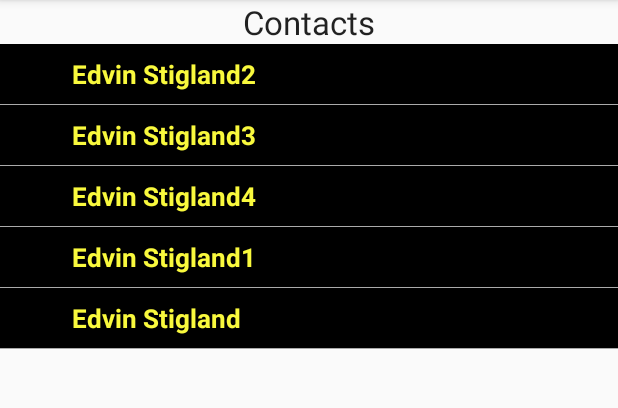
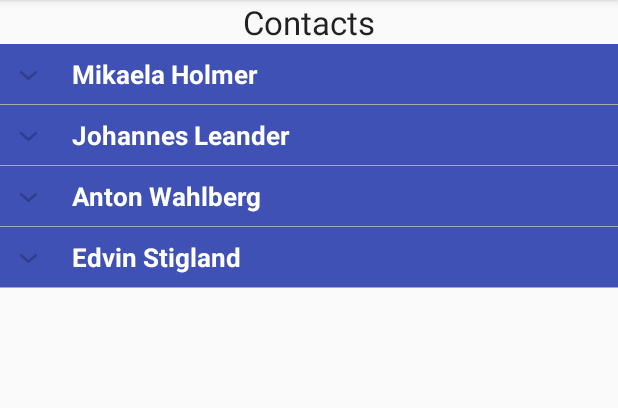
Before and after one commit to Stigland/TIG164-bearded-dragon, an Android app: the ContactsActivity screen opened directly, with no data from a screen before it, on a phone screen of 412 x 824 dp, the part 84-492 px from its top. Run offline under Robolectric (Android 15) with nearby library versions, the phone set to English and light mode, and no system bars.

Commit message:
Hard coded data and colour changes for contact list

```diff
--- a/app/src/main/java/com/example/leand/tig164_beardeddragon/Contacts/ExpandableListDataPump.java
+++ b/app/src/main/java/com/example/leand/tig164_beardeddragon/Contacts/ExpandableListDataPump.java
@@ -31,11 +31,10 @@ public class ExpandableListDataPump {
 
         List <Contact> cl = new ArrayList<Contact>();
 
-        cl.add (new Contact(1234, "Edvin Stigland", "edvin@sitlgnad.se", "edvinstigland", "0730502103"));
-        cl.add (new Contact(1234, "Edvin Stigland1", "edvin@sitlgnad.se", "edvinstigland", "0730502103"));
-        cl.add (new Contact(1234, "Edvin Stigland2", "edvin@sitlgnad.se", "edvinstigland", "0730502103"));
-        cl.add (new Contact(1234, "Edvin Stigland3", "edvin@sitlgnad.se", "edvinstigland", "0730502103"));
-        cl.add (new Contact(1234, "Edvin Stigland4", "edvin@sitlgnad.se", "edvinstigland", "0730502103"));
+        cl.add (new Contact(1234, "Edvin Stigland", "edvin@stigland.se", "edvinstigland", "0730502103"));
+        cl.add (new Contact(1234, "Johannes Leander", "johannes@leander.se", "johannesleander", "0760506067"));
+        cl.add (new Contact(1234, "Anton Wahlberg", "anton@wahlberg.se", "antonwahlberg", "0707564321"));
+        cl.add (new Contact(1234, "Mikaela Holmer", "mikaela@holmer.se", "mikaelaholmer", "0720896745"));
 
         return cl;
 
--- a/app/src/main/res/layout/list_group.xml
+++ b/app/src/main/res/layout/list_group.xml
@@ -4,7 +4,7 @@
     android:layout_height="wrap_content"
     android:orientation="vertical"
     android:padding="8dp"
-    android:background="#000000">
+    android:background="#3F51B5">
 
 
     <TextView
@@ -13,6 +13,6 @@
         android:layout_height="wrap_content"
         android:paddingLeft="?android:attr/expandableListPreferredItemPaddingLeft"
         android:textSize="17dp"
-        android:textColor="#f9f93d" />
+        android:textColor="#FFFFFF" />
 
 </LinearLayout>
```
